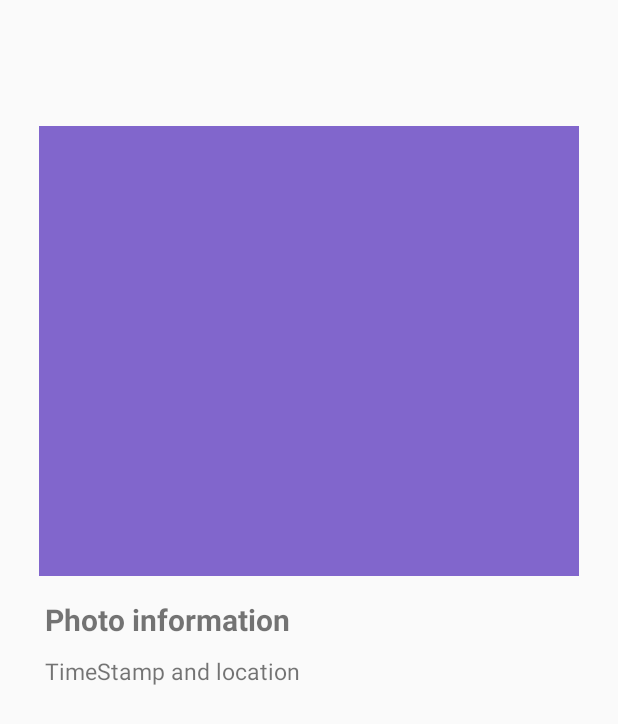
After one commit to yiiifan/Moments, an Android app: the layout activity_photo_detail.xml on its own in the app's theme, with its tools: preview values and no code run, on a phone screen of 412 x 824 dp. The commit adds this screen. Shown: the top 724 px of the screen. Run offline under Robolectric (Android 15) with nearby library versions, the phone set to English and light mode, and no system bars.

Commit message:
Add detail page

```diff
--- a/app/src/main/java/com/example/insta/Profile.java
+++ b/app/src/main/java/com/example/insta/Profile.java
@@ -133,6 +133,7 @@ public class Profile extends AppCompatActivity implements View.OnClickListener{
                             Log.d(TAG,"photolist size: "+photoList.size());
                             PhotoRecycleView myAdapter = new PhotoRecycleView(Profile.this, photoList);
                             mRecycleView.setLayoutManager(new GridLayoutManager(Profile.this, 3));
+
                             mRecycleView.setAdapter(myAdapter);
                         } else {
                             Log.w(TAG, "Error getting documents.", task.getException());
--- /dev/null
+++ b/app/src/main/res/layout/activity_photo_detail.xml
@@ -0,0 +1,54 @@
+<?xml version="1.0" encoding="utf-8"?>
+<LinearLayout xmlns:android="http://schemas.android.com/apk/res/android"
+    xmlns:app="http://schemas.android.com/apk/res-auto"
+    xmlns:tools="http://schemas.android.com/tools"
+    android:layout_width="match_parent"
+    android:layout_height="match_parent"
+    tools:context=".PhotoDetail">
+
+    <android.support.v4.widget.NestedScrollView
+        android:layout_width="match_parent"
+        android:layout_height="match_parent"
+        android:fillViewport="true"
+        android:layout_marginTop="10dp"
+        android:padding="10dp">
+
+
+        <LinearLayout
+            android:layout_width="match_parent"
+            android:layout_height="match_parent"
+            android:orientation="vertical">
+
+            <ImageView
+                android:id="@+id/detail_view"
+                android:layout_width="360dp"
+                android:layout_height="300dp"
+                android:layout_gravity="center"
+                android:layout_marginTop="64dp"
+                android:background="@color/colorPrimaryDark"
+                android:scaleType="centerCrop" />
+
+            <TextView
+                android:id="@+id/detail_desc"
+                android:layout_width="wrap_content"
+                android:layout_height="wrap_content"
+                android:layout_marginLeft="20dp"
+                android:layout_marginTop="15dp"
+                android:text="Photo information"
+                android:textSize="20sp"
+                android:textStyle="bold" />
+
+            <TextView
+                android:id="@+id/detail_info"
+                android:layout_width="wrap_content"
+                android:layout_height="wrap_content"
+                android:layout_marginLeft="20dp"
+                android:layout_marginTop="10dp"
+                android:text="TimeStamp and location"
+                android:textSize="15sp" />
+
+
+        </LinearLayout>
+    </android.support.v4.widget.NestedScrollView>
+
+</LinearLayout>
--- a/app/src/main/res/layout/item.xml
+++ b/app/src/main/res/layout/item.xml
@@ -1,5 +1,6 @@
 <?xml version="1.0" encoding="utf-8"?>
 <android.support.v7.widget.CardView xmlns:android="http://schemas.android.com/apk/res/android"
+    android:id="@+id/photo_item"
     android:layout_width="130dp"
     android:layout_height="130dp"
     xmlns:cardview="http://schemas.android.com/apk/res-auto"
@@ -17,7 +18,8 @@
             android:layout_width="match_parent"
             android:layout_height="match_parent"
             android:scaleType="center"
-            android:background="#61009688"/>
+            android:background="#61009688"
+            />
 
 
     </LinearLayout>
```
Also changed, not shown: app/src/main/AndroidManifest.xml (+13 -12 lines), app/src/main/java/com/example/insta/PhotoDetail.java (added, +43 -0 lines), app/src/main/java/com/example/insta/PhotoRecycleView.java (+23 -2 lines).
